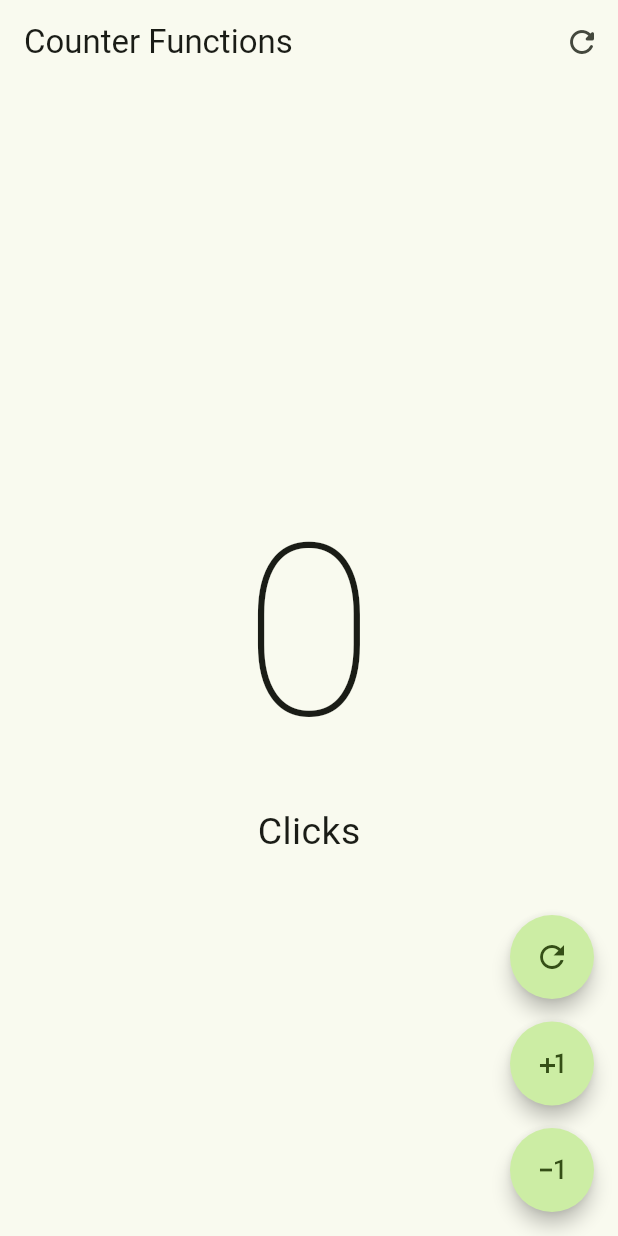
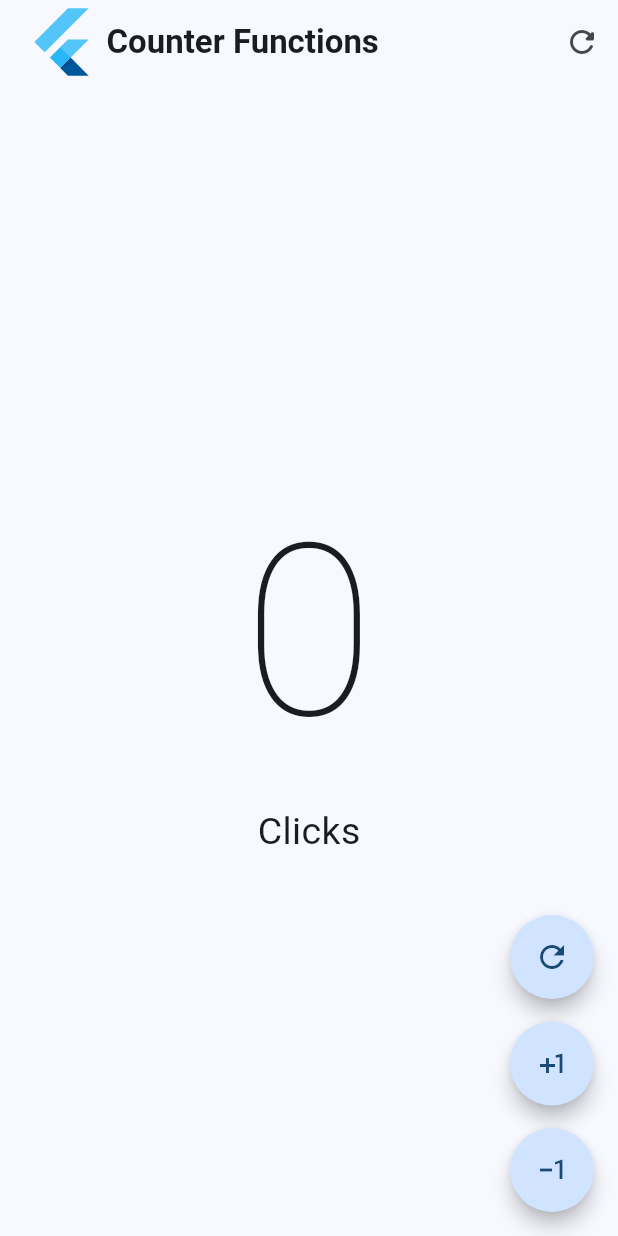
Before and after one commit to tomasferrerasdev/flutter-counter, a Flutter app: the screen it shows after launch, on a phone screen of 412 x 824 dp. Run offline on Flutter 3.47's test engine with Material 2 defaults, Android fonts, the phone set to English and light mode, and no system bars.

Commit message:
improve styling

```diff
--- a/lib/main.dart
+++ b/lib/main.dart
@@ -13,8 +13,7 @@ class MyApp extends StatelessWidget {
   Widget build(BuildContext context) {
     return MaterialApp(
         debugShowCheckedModeBanner: false,
-        theme: ThemeData(
-            useMaterial3: true, colorSchemeSeed: Colors.lightGreenAccent),
+        theme: ThemeData(useMaterial3: true, colorSchemeSeed: Colors.blue),
         home: const CounterFunctionsScreen());
   }
 }
--- a/lib/presentation/screens/counter/counter_functions_screen.dart
+++ b/lib/presentation/screens/counter/counter_functions_screen.dart
@@ -14,7 +14,20 @@ class _CounterFunctionsScreenState extends State<CounterFunctionsScreen> {
   Widget build(BuildContext context) {
     return Scaffold(
         appBar: AppBar(
-          title: const Text('Counter Functions'),
+          title: const Row(
+            children: [
+              FlutterLogo(size: 50),
+              SizedBox(
+                width: 5,
+              ),
+              Text(
+                'Counter Functions',
+                style: TextStyle(
+                  fontWeight: FontWeight.w600,
+                ),
+              )
+            ],
+          ),
           actions: [
             IconButton(
               icon: const Icon(Icons.refresh_rounded),
```
